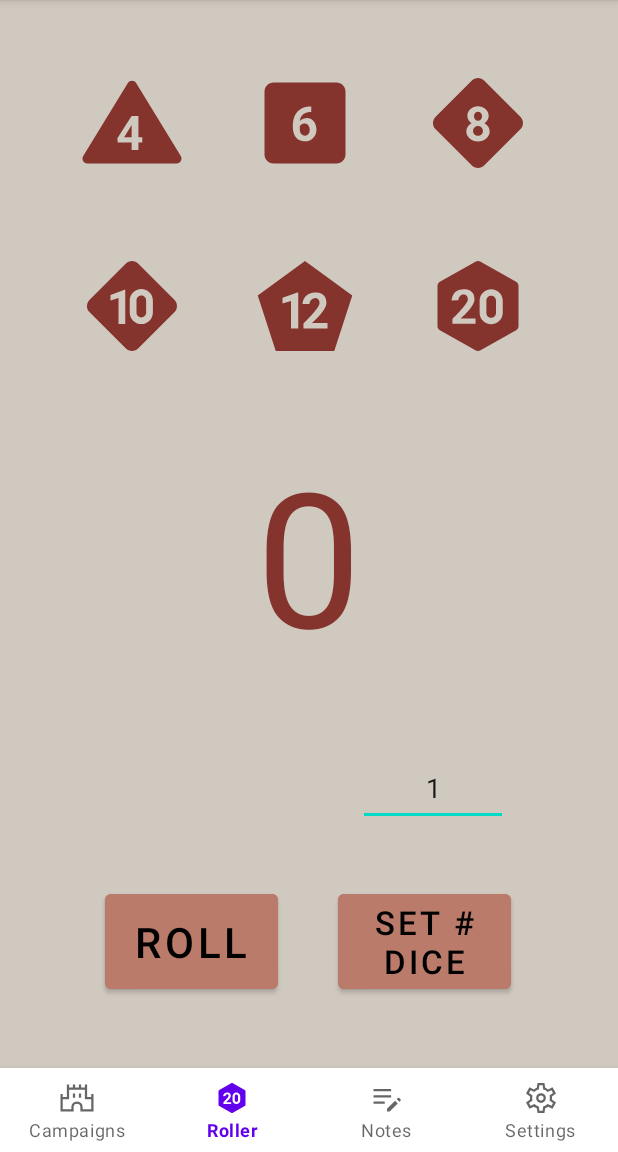
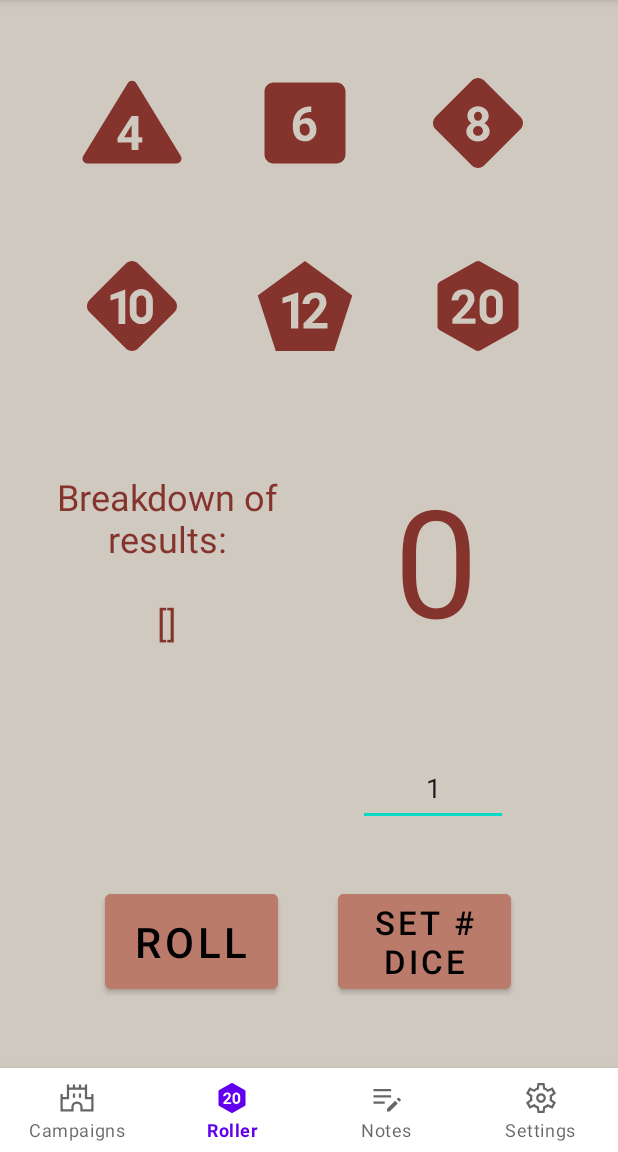
Before and after one commit to SCCapstone/BoredBards, an Android app: the DieRoller screen opened directly, with no data from a screen before it, on a phone screen of 412 x 824 dp, the part 84-1236 px from its top. Run offline under Robolectric (Android 15) with nearby library versions, the phone set to English and light mode, and no system bars.

Commit message:
Die roller breaks down results for multiple rolls (Closes #134)

```diff
--- a/app/src/main/java/com/example/bored_bard/UI_files/settings_activity.java
+++ b/app/src/main/java/com/example/bored_bard/UI_files/settings_activity.java
@@ -20,7 +20,7 @@ public class settings_activity extends AppCompatActivity {
                 .commit();
 
         BottomNavigationView bottomNavView = findViewById(R.id.bottom_nav);
-        bottomNavView.setSelectedItemId(R.id.campaigns_page);
+        bottomNavView.setSelectedItemId(R.id.settings_page);
         // bottom navigation bar to move between activities
         bottomNavView.setOnItemSelectedListener(item -> {
             switch (item.getItemId()) {
--- a/app/src/main/java/com/example/bored_bard/dice_roller/DieRoller.java
+++ b/app/src/main/java/com/example/bored_bard/dice_roller/DieRoller.java
@@ -32,6 +32,8 @@ import com.example.bored_bard.UI_files.campaign_activity;
 import com.example.bored_bard.UI_files.settings_activity;
 import com.example.bored_bard.notes.NotesMainActivity;
 import com.google.android.material.bottomnavigation.BottomNavigationView;
+
+import java.util.ArrayList;
 
 // allows a user to roll different dice
 public class DieRoller extends AppCompatActivity {
@@ -166,10 +168,22 @@ public class DieRoller extends AppCompatActivity {
     // rolls multiple dice, based on user input on the related  EditText object
     private int rollMultiple(Die die, int numDice) {
         int result = 0;
+        int res;
+        ArrayList<Integer> multiResult = new ArrayList<>();
 
         for (int i = 0; i < numDice; i++) {
-            result += die.roll();
+            res = die.roll();
+            result += res;
+            multiResult.add(res);
         }
+
+        // displays a breakdown of the rolls
+        String breakdown = ("Breakdown of results:\n\n" + multiResult);
+
+        TextView res_breakdown = findViewById(R.id.roll_breakdown);
+        res_breakdown.setText(breakdown);
+        res_breakdown.setContentDescription(breakdown);
+
         return result;
     }
 }
--- a/app/src/main/res/layout/die_roller.xml
+++ b/app/src/main/res/layout/die_roller.xml
@@ -85,16 +85,31 @@
 
     <TextView
         android:id="@+id/result_window"
-        android:layout_width="250dp"
-        android:layout_height="175dp"
+        android:layout_width="151dp"
+        android:layout_height="179dp"
         android:gravity="center"
         android:textColor="@color/RustPink"
-        android:textSize="125sp"
+        android:textSize="100sp"
         app:layout_constraintBottom_toBottomOf="parent"
         app:layout_constraintEnd_toEndOf="parent"
+        app:layout_constraintHorizontal_bias="0.826"
         app:layout_constraintStart_toStartOf="parent"
         app:layout_constraintTop_toTopOf="parent"
-        app:layout_constraintVertical_bias="0.476" />
+        app:layout_constraintVertical_bias="0.481" />
+
+    <TextView
+        android:id="@+id/roll_breakdown"
+        android:layout_width="151dp"
+        android:layout_height="179dp"
+        android:gravity="center"
+        android:textColor="@color/RustPink"
+        android:textSize="24sp"
+        app:layout_constraintBottom_toBottomOf="parent"
+        app:layout_constraintEnd_toEndOf="parent"
+        app:layout_constraintHorizontal_bias="0.138"
+        app:layout_constraintStart_toStartOf="parent"
+        app:layout_constraintTop_toTopOf="parent"
+        app:layout_constraintVertical_bias="0.481" />
 
     <TextView
         android:id="@+id/type_window"
```
Also changed, not shown: app/src/main/res/xml/preferences.xml (+14 -1 lines).
